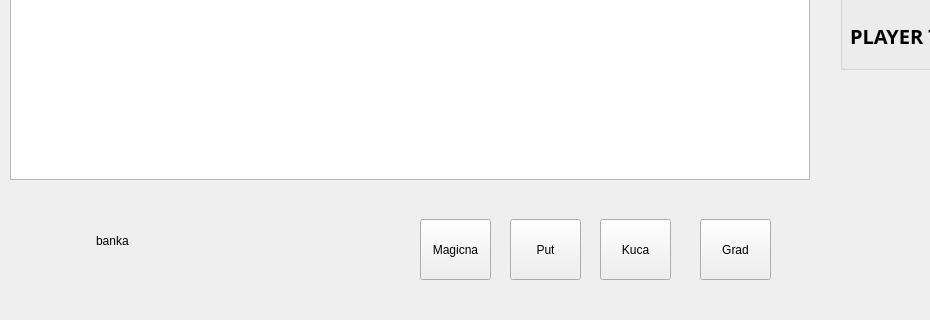
Old version of the form src/mainwindow.ui in the repository Stefan-Dr/Catan; both pictures show x 0 to 930 and y 480 to 800 of the 1200 by 800 pixel window.
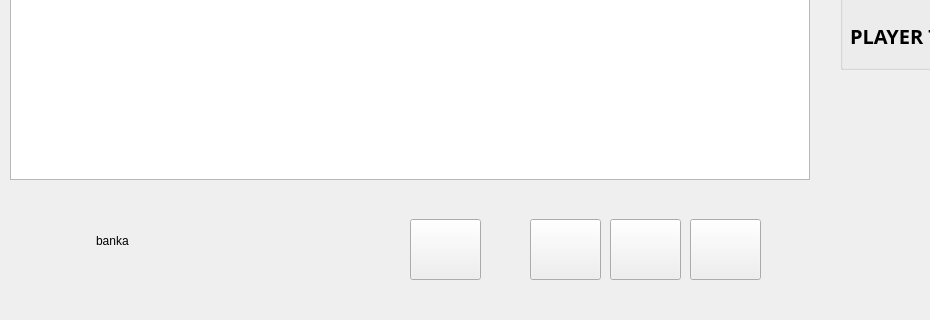
New version of the form. The open tabs and pages were chosen to show the change. Icons and pictures are not drawn.

Commit message:
feat: design of player buttons
uradjen dizajn buttona u illustratoru da bi odgovarao dimenzijama samih dugmica, dugmici ce kasnije biti korisceni kao kljucni u samom igranju igre

What changed in the file:
```diff
--- a/src/mainwindow.ui
+++ b/src/mainwindow.ui
@@ -1211,7 +1211,7 @@
          <x>370</x>
          <y>20</y>
          <width>410</width>
-         <height>71</height>
+         <height>81</height>
         </rect>
        </property>
        <property name="minimumSize">
@@ -1232,7 +1232,7 @@
        <widget class="QPushButton" name="pushButton_4">
         <property name="geometry">
          <rect>
-          <x>130</x>
+          <x>150</x>
           <y>10</y>
           <width>71</width>
           <height>61</height>
@@ -1242,13 +1242,13 @@
          <string notr="true">border-image: url(:/resources/images/transparent.png) 0 0 0 0 stretch stretch;</string>
         </property>
         <property name="text">
-         <string>Put</string>
+         <string/>
         </property>
        </widget>
        <widget class="QPushButton" name="pushButton_6">
         <property name="geometry">
          <rect>
-          <x>320</x>
+          <x>310</x>
           <y>10</y>
           <width>71</width>
           <height>61</height>
@@ -1258,13 +1258,13 @@
          <string notr="true">border-image: url(:/resources/images/transparent.png) 0 0 0 0 stretch stretch;</string>
         </property>
         <property name="text">
-         <string>Grad</string>
+         <string/>
         </property>
        </widget>
        <widget class="QPushButton" name="pushButton_3">
         <property name="geometry">
          <rect>
-          <x>40</x>
+          <x>30</x>
           <y>10</y>
           <width>71</width>
           <height>61</height>
@@ -1274,13 +1274,13 @@
          <string notr="true">border-image: url(:/resources/images/transparent.png) 0 0 0 0 stretch stretch;</string>
         </property>
         <property name="text">
-         <string>Magicna</string>
+         <string/>
         </property>
        </widget>
        <widget class="QPushButton" name="pushButton_5">
         <property name="geometry">
          <rect>
-          <x>220</x>
+          <x>230</x>
           <y>10</y>
           <width>71</width>
           <height>61</height>
@@ -1290,7 +1290,7 @@
          <string notr="true">border-image: url(:/resources/images/transparent.png) 0 0 0 0 stretch stretch;</string>
         </property>
         <property name="text">
-         <string>Kuca</string>
+         <string/>
         </property>
        </widget>
       </widget>
@@ -1300,7 +1300,7 @@
          <x>10</x>
          <y>20</y>
          <width>340</width>
-         <height>71</height>
+         <height>81</height>
         </rect>
        </property>
        <property name="minimumSize">
```
Left out of the diff: 20 changed lines with no effect on the pictures. The commit also changes 7 other files.
